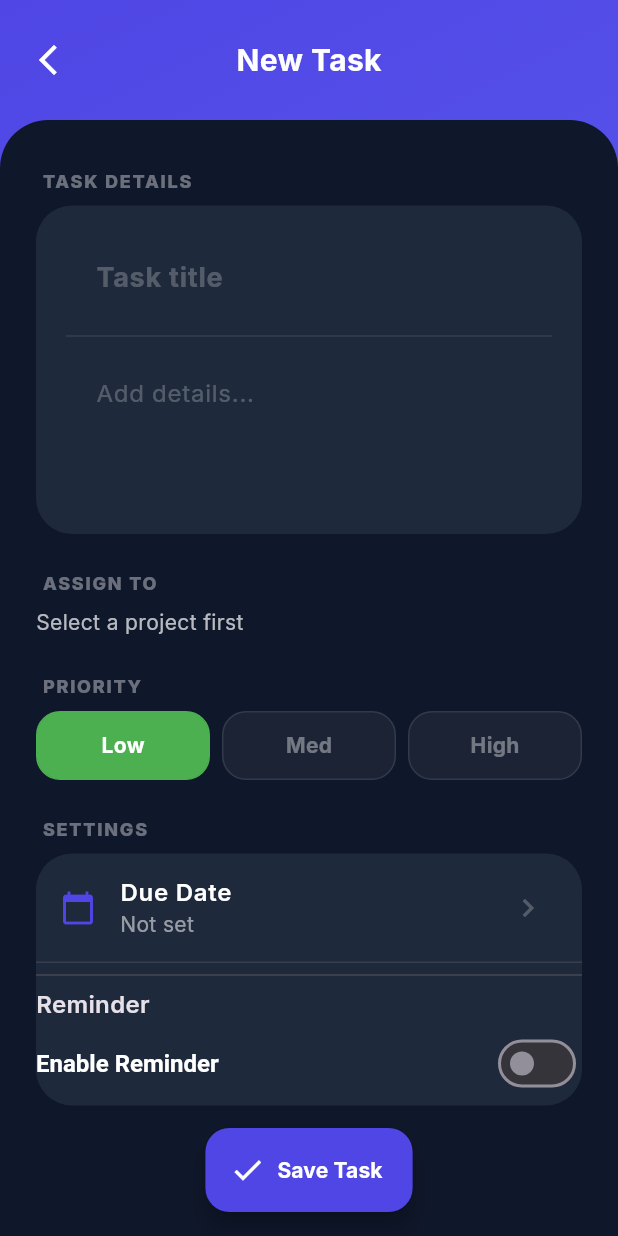
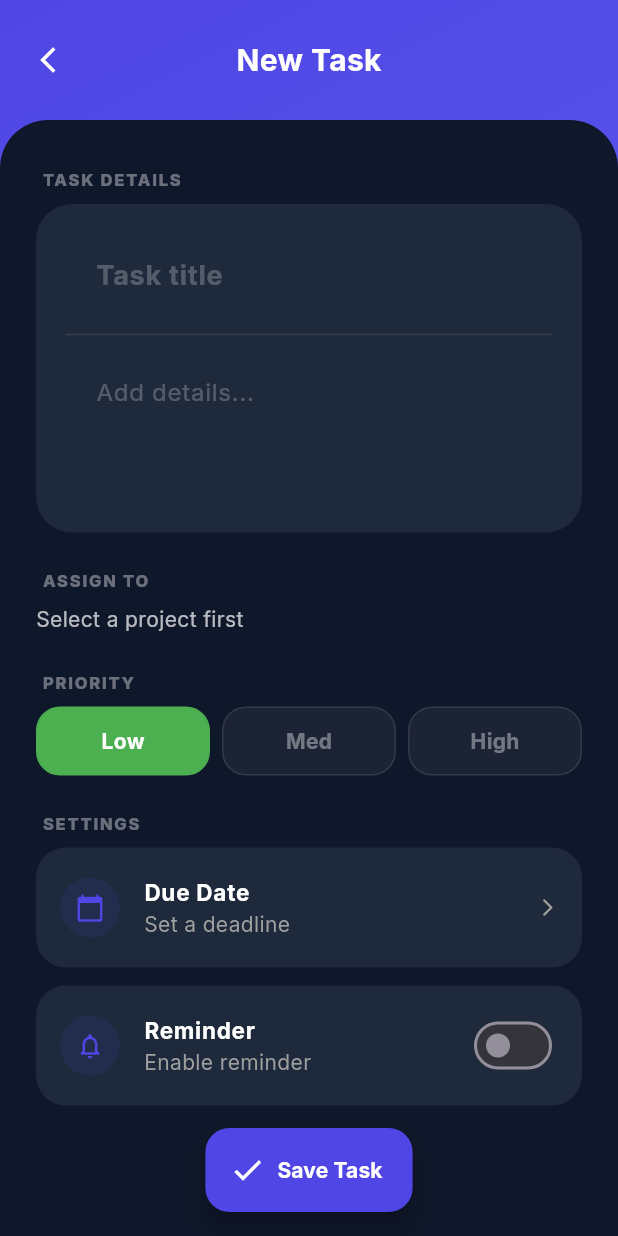
Before and after one commit to bhojanevaibhav00-create/task_mvp, a Flutter app: the TaskCreateEditScreen screen opened by its route, on a phone screen of 412 x 824 dp. Run offline on Flutter 3.47's test engine with Material 3 defaults, Android fonts, the phone set to English and light mode, and no system bars; our stand-ins replace drift, drift_flutter, flutter_local_notifications, flutter_riverpod, go_router, google_fonts and 3 more; accounts and stored records are empty; generated files the repository leaves out were written again.

Commit message:
Standardized Project Member 'Save' logic, modernized 'Create Task' settings UI, and resolved navigation stack issues for the Logout process.

```diff
--- a/lib/features/tasks/presentation/task_create_edit_screen.dart
+++ b/lib/features/tasks/presentation/task_create_edit_screen.dart
@@ -127,7 +127,7 @@ class _TaskCreateEditScreenState
     child: Text(
       t,
       style: TextStyle(
-        fontSize: 12,
+        fontSize: 11,
         letterSpacing: 1.2,
         fontWeight: FontWeight.w800,
         color: isDark ? Colors.white38 : Colors.grey.shade500,
@@ -142,7 +142,7 @@ class _TaskCreateEditScreenState
         child: Row(
           children: [
             IconButton(
-              icon: const Icon(Icons.arrow_back_ios_new, color: Colors.white),
+              icon: const Icon(Icons.arrow_back_ios_new, color: Colors.white, size: 20),
               onPressed: () => Navigator.pop(context),
             ),
             const Spacer(),
@@ -279,40 +279,72 @@ class _TaskCreateEditScreenState
   }
 
   Widget _settingsGroup(bool isDark, Color textColor) {
-    return Container(
+    return Column(
+      children: [
+        // --- Due Date Widget ---
+        Container(
+          margin: const EdgeInsets.only(bottom: 12),
           decoration: BoxDecoration(
             color: isDark ? AppColors.cardDark : Colors.white,
-        borderRadius: BorderRadius.circular(24),
+            borderRadius: BorderRadius.circular(20),
+            boxShadow: isDark ? [] : [
+              BoxShadow(
+                color: Colors.black.withOpacity(0.03),
+                blurRadius: 15,
+                offset: const Offset(0, 8),
+              )
+            ],
           ),
-      child: Column(
-        children: [
-          ListTile(
-            leading: const Icon(Icons.calendar_today, color: AppColors.primary),
-            title: Text('Due Date', style: TextStyle(fontWeight: FontWeight.w600, color: textColor)),
+          child: ListTile(
+            contentPadding: const EdgeInsets.symmetric(horizontal: 16, vertical: 4),
+            leading: CircleAvatar(
+              backgroundColor: AppColors.primary.withOpacity(0.1),
+              child: const Icon(Icons.calendar_today_rounded, color: AppColors.primary, size: 20),
+            ),
+            title: Text(
+              'Due Date',
+              style: TextStyle(fontWeight: FontWeight.w700, color: textColor, fontSize: 15)
+            ),
             subtitle: Text(
-              dueDate == null ? 'Not set' : '${dueDate!.day}/${dueDate!.month}/${dueDate!.year}',
-              style: TextStyle(color: isDark ? Colors.white54 : Colors.black54),
+              dueDate == null ? 'Set a deadline' : '${dueDate!.day}/${dueDate!.month}/${dueDate!.year}',
+              style: TextStyle(
+                color: dueDate == null ? Colors.grey : AppColors.primary,
+                fontWeight: dueDate == null ? FontWeight.normal : FontWeight.w600,
               ),
-            trailing: Icon(Icons.chevron_right, color: isDark ? Colors.white24 : Colors.grey),
+            ),
+            trailing: const Icon(Icons.arrow_forward_ios_rounded, size: 14, color: Colors.grey),
             onTap: _pickDueDate,
           ),
-          Divider(height: 1, color: isDark ? Colors.white10 : Colors.grey.shade200),
-          Theme(
-            data: Theme.of(context).copyWith(
-              listTileTheme: ListTileThemeData(
-                iconColor: AppColors.primary,
-                titleTextStyle: TextStyle(fontWeight: FontWeight.w600, color: textColor, fontSize: 16),
-                subtitleTextStyle: TextStyle(color: isDark ? Colors.white54 : Colors.black54),
         ),
+
+        // --- Beautiful & Clean Reminder Widget ---
+        Container(
+          decoration: BoxDecoration(
+            color: isDark ? AppColors.cardDark : Colors.white,
+            borderRadius: BorderRadius.circular(20),
+            boxShadow: isDark ? [] : [
+              BoxShadow(
+                color: Colors.black.withOpacity(0.03),
+                blurRadius: 15,
+                offset: const Offset(0, 8),
+              )
+            ],
           ),
+          child: ClipRRect(
+            borderRadius: BorderRadius.circular(20),
             child: ReminderSection(
               initialEnabled: reminderEnabled,
               initialTime: reminderAt,
-              onChanged: (e, t) => setState(() => {reminderEnabled = e, reminderAt = t}),
+              onChanged: (enabled, time) {
+                setState(() {
+                  reminderEnabled = enabled;
+                  reminderAt = time;
+                });
+              },
+            ),
           ),
         ),
       ],
-      ),
     );
   }
 
@@ -370,7 +402,9 @@ class _TaskCreateEditScreenState
 
     if (ok == true && widget.task != null) {
       await ref.read(tasksProvider.notifier).deleteTask(widget.task!.id);
-      if (mounted) Navigator.pop(context, true);
+      if (mounted) {
+        Navigator.pop(context, true);
+      }
     }
   }
 
--- a/lib/features/tasks/presentation/widgets/reminder_section.dart
+++ b/lib/features/tasks/presentation/widgets/reminder_section.dart
@@ -1,5 +1,6 @@
 import 'package:flutter/material.dart';
 import 'package:intl/intl.dart';
+import 'package:task_mvp/core/constants/app_colors.dart';
 
 class ReminderSection extends StatefulWidget {
   final bool initialEnabled;
@@ -20,7 +21,6 @@ class ReminderSection extends StatefulWidget {
 class _ReminderSectionState extends State<ReminderSection> {
   late bool enabled;
   DateTime? reminderAt;
-  String? error;
 
   @override
   void initState() {
@@ -31,65 +31,73 @@ class _ReminderSectionState extends State<ReminderSection> {
 
   @override
   Widget build(BuildContext context) {
-    return Column(
-      crossAxisAlignment: CrossAxisAlignment.start,
-      children: [
-        const Divider(),
-        const Text(
-          "Reminder",
-          style: TextStyle(fontSize: 16, fontWeight: FontWeight.w600),
+    final isDark = Theme.of(context).brightness == Brightness.dark;
+    final textColor = isDark ? Colors.white : const Color(0xFF111827);
+
+    return ListTile(
+      contentPadding: const EdgeInsets.symmetric(horizontal: 16, vertical: 4),
+      leading: CircleAvatar(
+        backgroundColor: AppColors.primary.withOpacity(0.1),
+        child: Icon(
+          enabled ? Icons.notifications_active_rounded : Icons.notifications_none_rounded,
+          color: AppColors.primary,
+          size: 20,
         ),
-
-        SwitchListTile(
-          contentPadding: EdgeInsets.zero,
-          title: const Text("Enable Reminder"),
-          value: enabled,
-          onChanged: (v) {
+      ),
+      title: Text(
+        'Reminder',
+        style: TextStyle(
+          fontWeight: FontWeight.w700,
+          color: textColor,
+          fontSize: 15,
+        ),
+      ),
+      subtitle: Text(
+        enabled && reminderAt != null
+            ? DateFormat.yMMMd().add_jm().format(reminderAt!)
+            : 'Enable reminder',
+        style: TextStyle(
+          color: enabled ? AppColors.primary : Colors.grey,
+          fontWeight: enabled ? FontWeight.w600 : FontWeight.normal,
+        ),
+      ),
+      trailing: Switch.adaptive(
+        value: enabled,
+        activeColor: AppColors.primary,
+        onChanged: (v) {
+          if (v) {
+            _pickDateTime();
+          } else {
             setState(() {
-              enabled = v;
-              if (!v) reminderAt = null;
+              enabled = false;
+              reminderAt = null;
             });
-            widget.onChanged(enabled, reminderAt);
-          },
-        ),
-
-        if (enabled) ...[
-          const SizedBox(height: 8),
-
-          OutlinedButton.icon(
-            icon: const Icon(Icons.alarm),
-            onPressed: _pickDateTime,
-            label: Text(
-              reminderAt == null
-                  ? "Select date & time"
-                  : DateFormat.yMMMd().add_jm().format(reminderAt!),
-            ),
-          ),
-
-          const SizedBox(height: 4),
-          const Text(
-            "You’ll get a reminder at selected time",
-            style: TextStyle(fontSize: 12, color: Colors.grey),
-          ),
-
-          if (error != null)
-            Padding(
-              padding: const EdgeInsets.only(top: 4),
-              child: Text(error!, style: const TextStyle(color: Colors.red)),
-            ),
-        ],
-      ],
+            widget.onChanged(false, null);
+          }
+        },
+      ),
+      onTap: enabled ? _pickDateTime : null,
     );
   }
 
   Future<void> _pickDateTime() async {
     final date = await showDatePicker(
       context: context,
-      firstDate: DateTime(2000),
+      firstDate: DateTime.now(),
       lastDate: DateTime(2100),
       initialDate: reminderAt ?? DateTime.now(),
+      builder: (context, child) {
+        return Theme(
+          data: Theme.of(context).copyWith(
+            colorScheme: ColorScheme.light(primary: AppColors.primary),
+          ),
+          child: child!,
+        );
+      },
     );
     if (date == null) return;
+
+    if (!mounted) return;
 
     final time = await showTimePicker(
       context: context,
@@ -98,6 +106,7 @@ class _ReminderSectionState extends State<ReminderSection> {
     if (time == null) return;
 
     setState(() {
+      enabled = true;
       reminderAt = DateTime(
         date.year,
         date.month,
@@ -105,7 +114,6 @@ class _ReminderSectionState extends State<ReminderSection> {
         time.hour,
         time.minute,
       );
-      error = null;
     });
 
     widget.onChanged(enabled, reminderAt);
--- a/lib/main.dart
+++ b/lib/main.dart
@@ -93,7 +93,8 @@ class _AppBootstrapState extends ConsumerState<AppBootstrap> {
   @override
   void initState() {
     super.initState();
-    Future.microtask(() async {
+    // Use addPostFrameCallback for provider interactions in initState
+    WidgetsBinding.instance.addPostFrameCallback((_) async {
       final database = ref.read(databaseProvider);
       await seedProjectData(database);
 
@@ -109,6 +110,6 @@ class _AppBootstrapState extends ConsumerState<AppBootstrap> {
     // Watch the themeMode to trigger the top-level rebuild
     final themeMode = ref.watch(themeModeProvider);
 
-    return MyApp(themeMode: themeMode); // ✅ Parameter name fixed
+    return MyApp(themeMode: themeMode);
   }
 }
```
Also changed, not shown: lib/features/dashboard/settings/presentation/screens/settings_screen.dart (+17 -11 lines), lib/features/projects/presentation/project_members_screen.dart (+44 -4 lines). Lines whose indentation alone changed are shown as unchanged.
